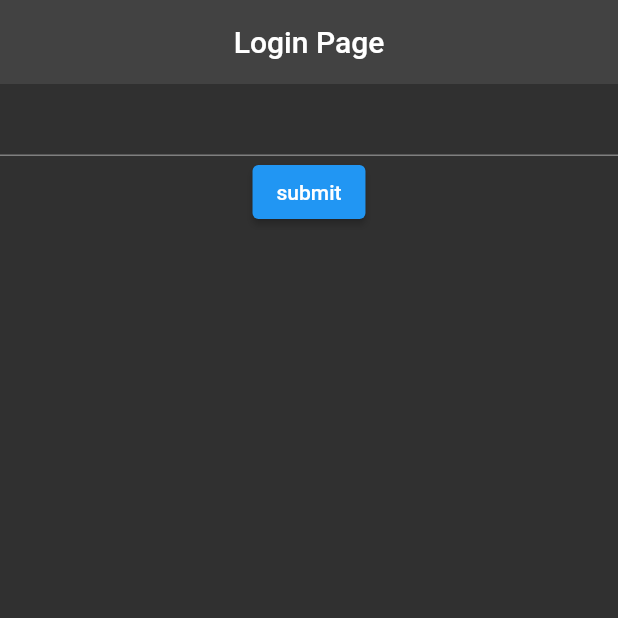
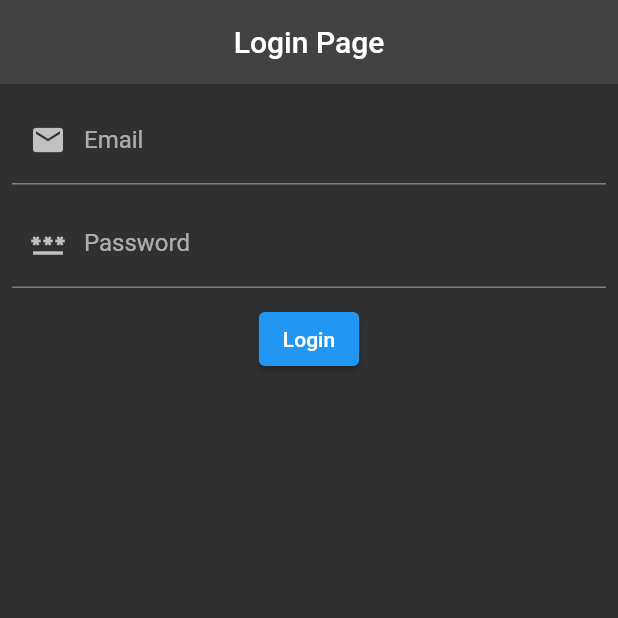
Before and after one commit to praveen1082/rentapp, a Flutter app: the screen it shows after launch, on a phone screen of 412 x 824 dp, the top half of it. Run offline on Flutter 3.47's test engine with Material 2 defaults, Android fonts, the phone set to English and light mode, and no system bars.

Commit message:
Some changes made in login page of rent app

```diff
--- a/lib/loginpage.dart
+++ b/lib/loginpage.dart
@@ -15,27 +15,53 @@ class _LoginPageState extends State<LoginPage> {
     return Scaffold(
       appBar: AppBar(
         elevation: 0,
+        // backgroundColor: Colors.amber,
         centerTitle: true,
         title: Text(widget.title),
       ),
       body: Form(
         key: _formKey,
+        child: Padding(
+          padding: const EdgeInsets.all(8.0),
           child: Column(
             children: [
               TextFormField(
+                decoration: InputDecoration(
+                    focusColor: Colors.white12,
+                    labelText: 'Email',
+                    prefixIcon: Icon(Icons.email)),
                 validator: (value) {
                   if (value == null || value.isEmpty) {
-                  return 'please enter some text. Email is required to Login';
+                    return '**Please enter some text. Email is required to Login**';
                   }
                   return null;
                 },
+              ),
+              SizedBox(
+                height: 10.0,
+              ),
+              TextFormField(
+                decoration: InputDecoration(
+                    focusColor: Colors.white12,
+                    labelText: 'Password',
+                    prefixIcon: Icon(Icons.password)),
+                validator: (value) {
+                  if (value == null || value.isEmpty) {
+                    return '**Please enter some text. Email is required to Login**';
+                  }
+                  return null;
+                },
+              ),
+              SizedBox(
+                height: 10.0,
               ),
               ElevatedButton(
                   onPressed: () {
                     if (_formKey.currentState!.validate()) {}
                   },
-                child: Text('submit'))
+                  child: Text('Login'))
             ],
+          ),
         ),
       ),
     );
```
Lines whose indentation alone changed are shown as unchanged.
